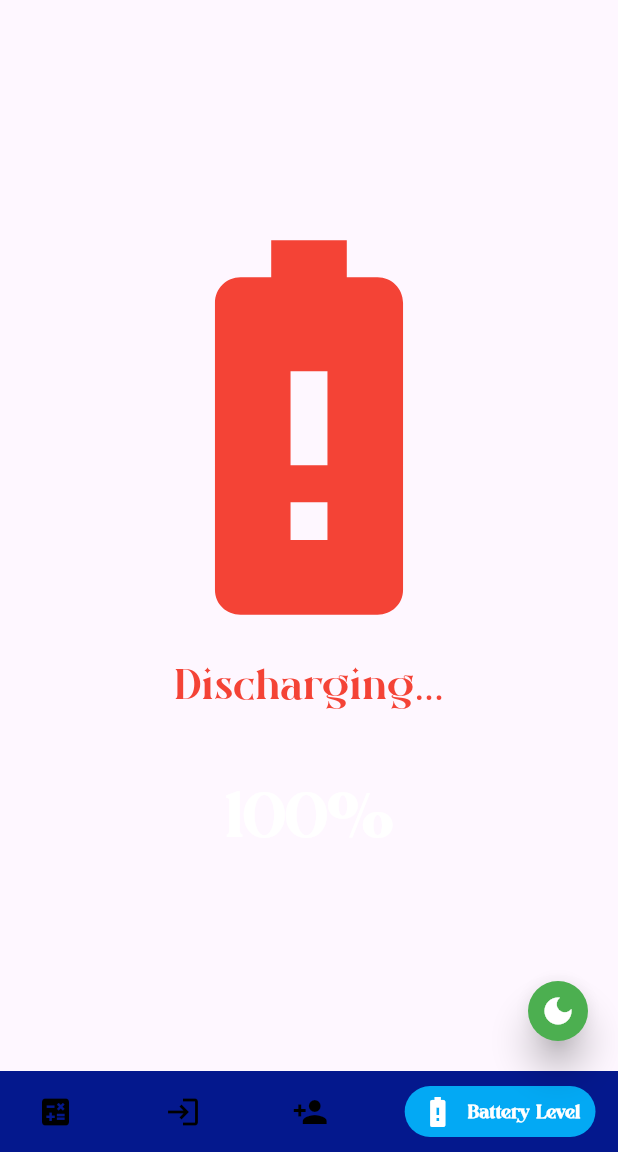
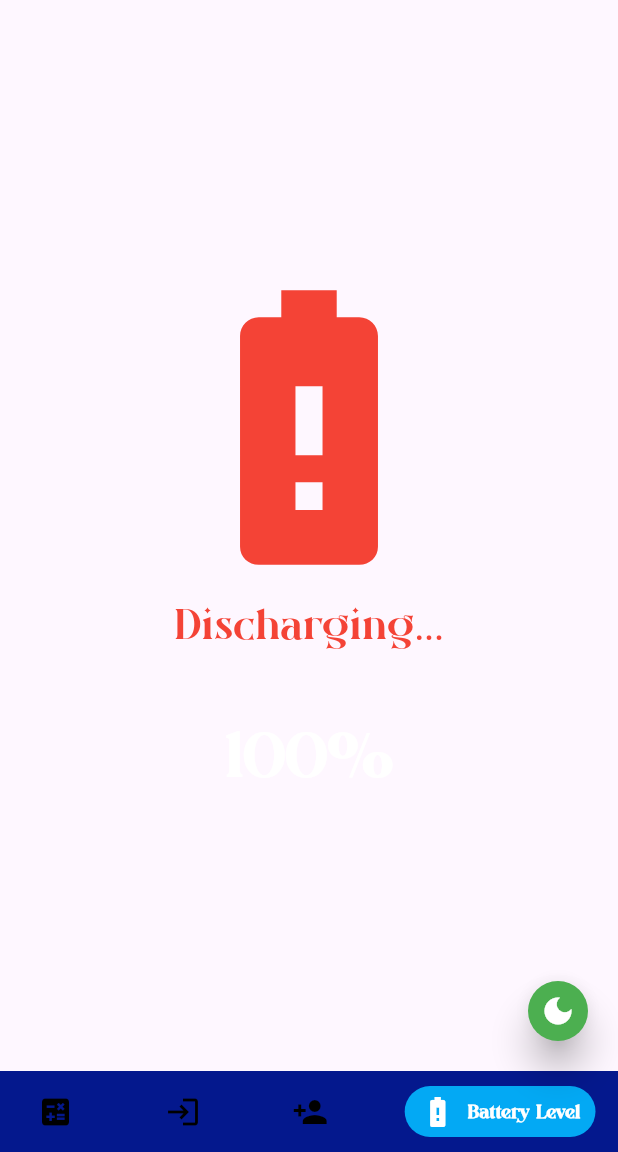
Before and after one commit to 0122345/flutter-Calculator, a Flutter app: the screen it shows after launch, item 4 of the bottom bar chosen, on a phone screen of 412 x 824 dp, the part 84-1236 px from its top. Run offline on Flutter 3.47's test engine with Material 3 defaults, Android fonts, the phone set to English and light mode, and no system bars; drawn by our look-alikes of google_nav_bar; our stand-ins replace adaptive_theme, battery, connectivity_plus, get.

```diff
--- a/lib/components/battery.dart
+++ b/lib/components/battery.dart
@@ -35,7 +35,7 @@ class _BatteryLevelState extends State<BatteryLevel> {
     updateBatteryLevel();
 
     timer = Timer.periodic(
-      Duration(seconds: 10),
+      const Duration(seconds: 10),
       (_) async => updateBatteryLevel(),
     );
   }
@@ -70,8 +70,8 @@ class _BatteryLevelState extends State<BatteryLevel> {
       );
 
   Widget buildBatteryState(BatteryState batteryState) {
-    final style = TextStyle(fontSize: 32, color: Colors.white);
-    final double size = 300;
+    final style =  TextStyle(fontSize: 32, color: Colors.white);
+    final double size = 220;
 
     switch (batteryState) {
       case BatteryState.full:
@@ -106,7 +106,7 @@ class _BatteryLevelState extends State<BatteryLevel> {
 
   Widget buildBatteryLevel(int batteryLevel) => Text(
         '$batteryLevel%',
-        style: TextStyle(
+        style: const TextStyle(
           fontSize: 46,
           color: Colors.white,
           fontWeight: FontWeight.bold,
--- a/lib/main.dart
+++ b/lib/main.dart
@@ -2,8 +2,12 @@ import 'package:adaptive_theme/adaptive_theme.dart';
 import 'package:calculator/home_page.dart';
 import 'package:calculator/util/theme_data.dart';
 import 'package:flutter/material.dart';
+import 'package:get/get_navigation/src/root/get_material_app.dart';
+import 'dependency_injection.dart';
+import 'package:flutter/services.dart';
 
-void main() {
+Future<void> main() async {
+  DependencyInjection.init();
   runApp(const MyApp());
 }
 
@@ -11,23 +15,19 @@ class MyApp extends StatelessWidget {
   const MyApp({super.key});
   @override
   Widget build(BuildContext context) {
+    SystemChrome.setEnabledSystemUIMode(SystemUiMode.leanBack);
     return AdaptiveTheme(
       initial: AdaptiveThemeMode.system,
-       light: lightTheme,
-       dark: darkTheme,
-       builder: (light, dark ) =>
-
-         MaterialApp(
+      light: lightTheme,
+      dark: darkTheme,
+      builder: (light, dark) => GetMaterialApp(
         debugShowCheckedModeBanner: false,
         debugShowMaterialGrid: false,
         title: 'Calculator',
         theme: light,
         darkTheme: dark,
-
-       home:  const HomePage(),
+        home: const HomePage(),
       ),
-
     );
   }
 }
-//
--- a/pubspec.yaml
+++ b/pubspec.yaml
@@ -39,6 +39,8 @@ dependencies:
   google_nav_bar: ^5.0.6
   adaptive_theme: ^3.6.0
   battery: ^2.0.3
+  connectivity_plus: ^2.3.0
+  get: ^4.6.5
 
 dev_dependencies:
   flutter_test:
```
Also changed, not shown: lib/controller/network_controller.dart (added, +79 -0 lines), lib/dependency_injection.dart (added, +8 -0 lines), pubspec.lock, 3 other files.
